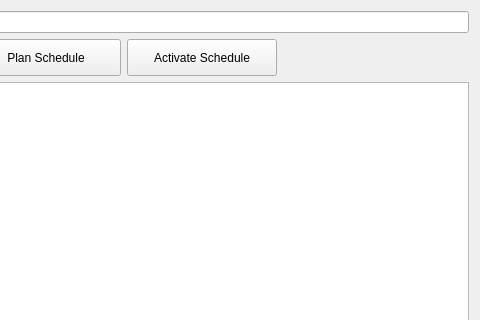
Above: ui/planningView.ui from olk90/shift before the change; both pictures show x 508 to 988 and y 0 to 320 of the 988 by 688 pixel window. Below: the same form after it.
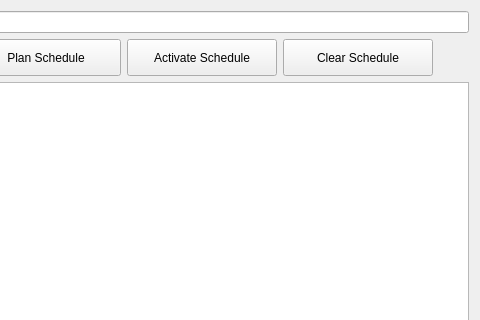
That is the form after the change.

Commit message: implemented clear schedule button

```diff
--- a/ui/planningView.ui
+++ b/ui/planningView.ui
@@ -96,6 +96,19 @@
          </property>
         </widget>
        </item>
+       <item>
+        <widget class="QPushButton" name="clearScheduleButton">
+         <property name="minimumSize">
+          <size>
+           <width>150</width>
+           <height>37</height>
+          </size>
+         </property>
+         <property name="text">
+          <string>Clear Schedule</string>
+         </property>
+        </widget>
+       </item>
        <item>
         <spacer name="horizontalSpacer">
          <property name="orientation">
```
The commit also changes 4 other files.
